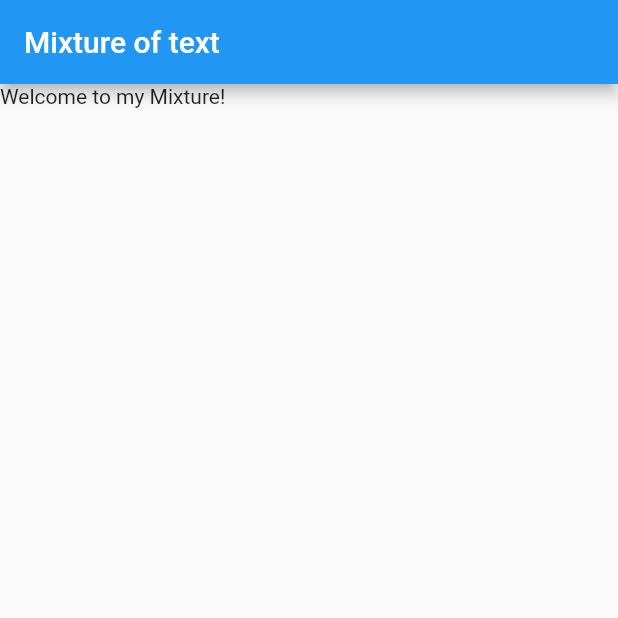
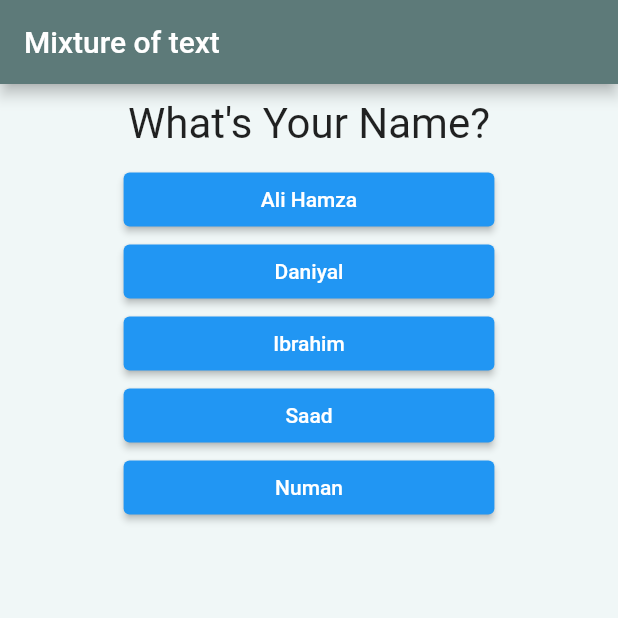
Before and after one commit to AliHamza572/test1, a Flutter app: the screen it shows after launch, on a phone screen of 412 x 824 dp, the top half of it. Run offline on Flutter 3.47's test engine with Material 2 defaults, Android fonts, the phone set to English and light mode, and no system bars.

Commit message:
questions added

```diff
--- /dev/null
+++ b/lib/answer.dart
@@ -0,0 +1,20 @@
+import 'package:flutter/material.dart';
+
+class Answer extends StatelessWidget {
+  final Function selectHandlar;
+  final String answerText;
+  const Answer(this.selectHandlar, this.answerText, {super.key});
+
+  @override
+  Widget build(BuildContext context) {
+    return SizedBox(
+      width: MediaQuery.of(context).size.width * 0.6,
+      // ignore: prefer_con
+      // st_constructors
+      child: ElevatedButton(
+        onPressed: () => {selectHandlar()},
+        child: Text(answerText),
+      ),
+    );
+  }
+}
--- a/lib/main.dart
+++ b/lib/main.dart
@@ -1,21 +1,67 @@
 import 'package:flutter/material.dart';
+// ignore: unused_import
+import './page2.dart';
+import './answer.dart';
 
-// void main() {
-//   runApp(MyApp());
-// }
 void main() => runApp(const MyApp());
 
-class MyApp extends StatelessWidget {
+class MyApp extends StatefulWidget {
   const MyApp({super.key});
 
   @override
+  State<MyApp> createState() => _MyAppState();
+}
+
+class _MyAppState extends State<MyApp> {
+  //const MyApp({super.key});
+  var _questionIndex = 0;
+
+  // ignore: non_constant_identifier_names
+  void _answerQuestion() {
+    setState(() {
+      _questionIndex = _questionIndex + 1;
+    });
+  }
+
+  @override
   Widget build(BuildContext context) {
+    // ignore: unused_local_variable, non_constant_identifier_names
+    final questions = [
+      {
+        'questionText': 'What\'s Your Name?',
+        'answers': ['Ali Hamza', 'Daniyal', 'Ibrahim', 'Saad', 'Numan'],
+      },
+      {
+        'questionText': 'What\'s Your Uni?',
+        'answers': ['Fast', 'Nust', 'GiKi', 'UMT', 'UCP'],
+      },
+      {
+        'questionText': 'What is Your Department',
+        'answers': ['SE', 'CS', 'EE', 'MG', 'DS'],
+      },
+    ];
     return MaterialApp(
+      color: Colors.green,
+      debugShowCheckedModeBanner: false,
       home: Scaffold(
         appBar: AppBar(
+          backgroundColor: const Color.fromARGB(255, 93, 122, 121),
           title: const Text('Mixture of text'),
         ),
-        body: const Text("Welcome to my Mixture!"),
+        body: Container(
+          color: const Color.fromARGB(80, 219, 240, 241),
+          child: Column(
+            children: [
+              Question(
+                (questions[_questionIndex]['questionText'] as String),
+              ),
+              ...(questions[_questionIndex]['answers'] as List<String>)
+                  .map((answer) {
+                return Answer(_answerQuestion, answer);
+              }).toList()
+            ],
+          ),
+        ),
       ),
     );
   }
--- /dev/null
+++ b/lib/page2.dart
@@ -0,0 +1,20 @@
+import 'package:flutter/material.dart';
+
+// ignore: must_be_immutable
+class Question extends StatelessWidget {
+  //Question({super.key});
+  final String questionText;
+  const Question(this.questionText, {super.key});
+  @override
+  Widget build(BuildContext context) {
+    return Container(
+      width: double.infinity,
+      margin: const EdgeInsets.all(10),
+      child: Text(
+        questionText,
+        style: const TextStyle(fontSize: 28),
+        textAlign: TextAlign.center,
+      ),
+    );
+  }
+}
--- a/lib/sample.dart
+++ /dev/null
@@ -1,16 +0,0 @@
-import 'package:flutter/src/widgets/container.dart';
-import 'package:flutter/src/widgets/framework.dart';
-
-class SecondPage extends StatefulWidget {
-  const SecondPage({super.key});
-
-  @override
-  State<SecondPage> createState() => _SecondPageState();
-}
-
-class _SecondPageState extends State<SecondPage> {
-  @override
-  Widget build(BuildContext context) {
-    return Container();
-  }
-}
```
